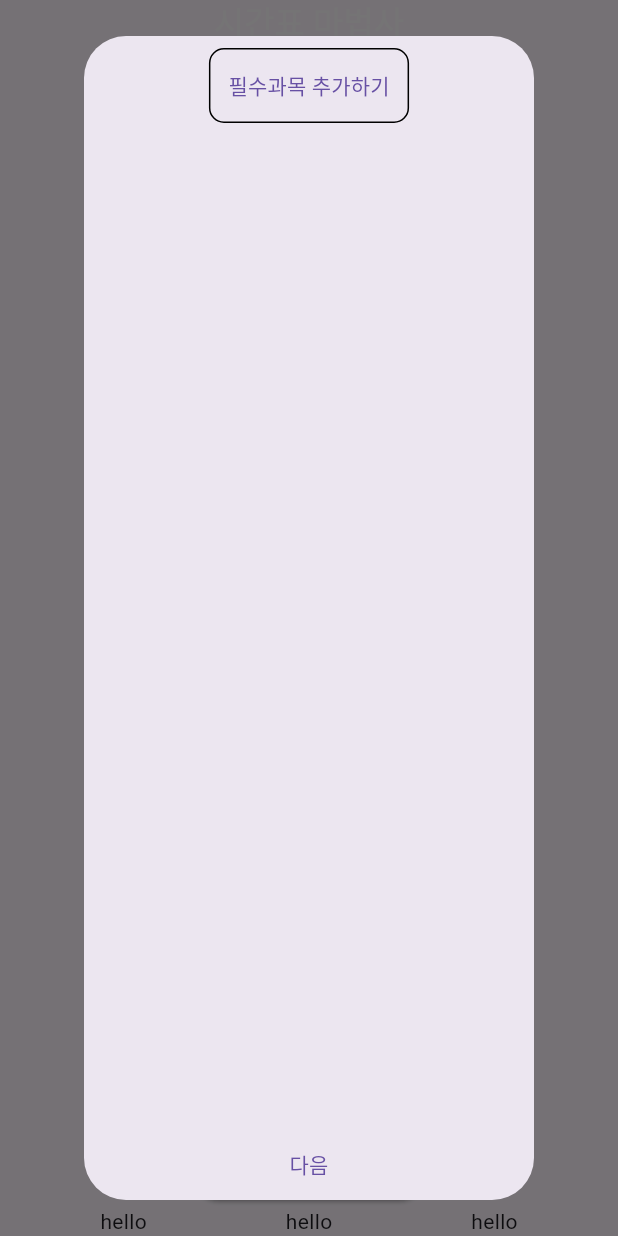
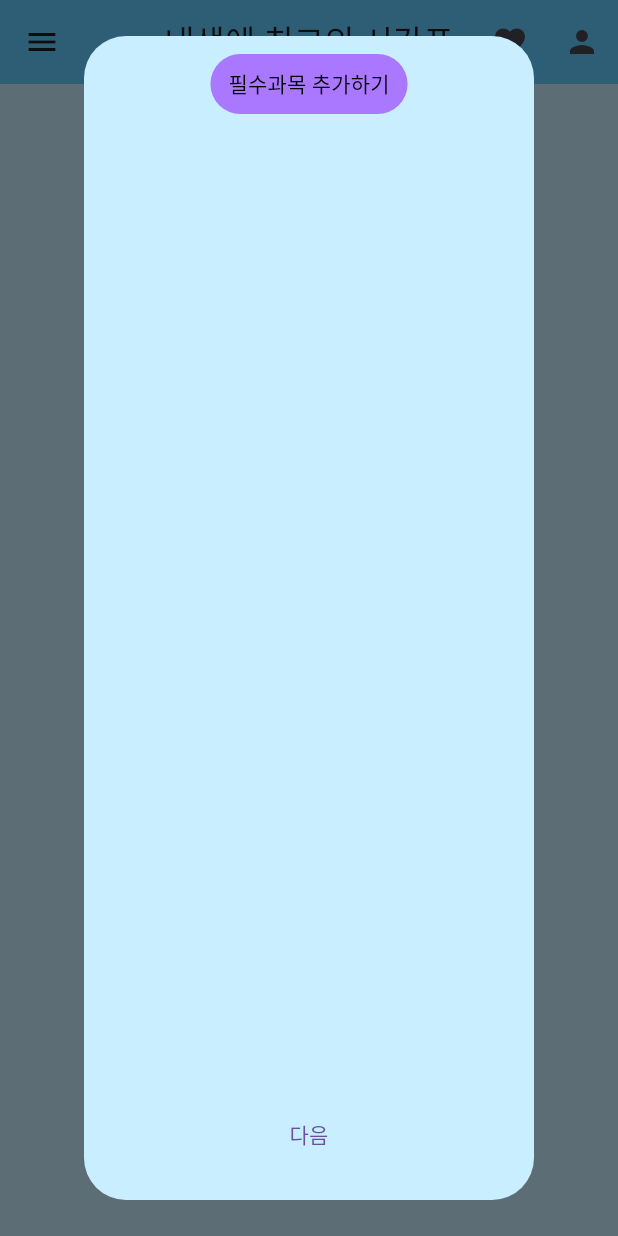
Before and after one commit to gihwan-dev/Scheduling_App, a Flutter app: the screen it shows after launch, after a tap on "가능한 시간표 검색", on a phone screen of 412 x 824 dp. Run offline on Flutter 3.47's test engine with Material 2 defaults, Android fonts, the phone set to English and light mode, and no system bars.

Commit message:
레이아웃 수정중

```diff
--- a/optimizing_schedule/lib/screen/available_schedule.dart
+++ b/optimizing_schedule/lib/screen/available_schedule.dart
@@ -43,6 +43,7 @@ class _Optimizing_SchedultState extends State<Optimizing_Schedult> {
   @override
   Widget build(BuildContext context) {
     return Dialog(
+      backgroundColor: Color.fromRGBO(201, 238, 255, 1),
       child: Container(
         width: 300,
         child: Column(
@@ -52,9 +53,12 @@ class _Optimizing_SchedultState extends State<Optimizing_Schedult> {
               padding: const EdgeInsets.all(8.0),
               child: Container(
                 decoration: BoxDecoration(
-                      border: Border.all(),
-                      borderRadius: BorderRadius.circular(10)),
+                  borderRadius: BorderRadius.circular(10),
+                ),
                 child: TextButton(
+                  style: TextButton.styleFrom(
+                    backgroundColor: Color.fromRGBO(170, 119, 255, 1),
+                  ),
                   onPressed: () {
                     showDialog(
                         context: context,
@@ -63,11 +67,16 @@ class _Optimizing_SchedultState extends State<Optimizing_Schedult> {
                               savedCheckedfuntion: savedCheckedfuntion,
                             ));
                   },
-                    child: Text(checkState == 1
+                  child: Text(
+                    checkState == 1
                         ? '필수과목 추가하기'
                         : (checkState == 2
                             ? '듣고싶은 과목 추가하기'
-                            : '들을 수 있는 과목 추가하기')),
+                            : '들을 수 있는 과목 추가하기'),
+                    style: TextStyle(
+                      color: Colors.black,
+                    ),
+                  ),
                 ),
               ),
             ),
@@ -103,8 +112,7 @@ class _Optimizing_SchedultState extends State<Optimizing_Schedult> {
                           CanSubjectList, [], essentialTotalScore, 0, 0);
                       EssentialSubjectList.forEach((element) {
                         element.time.forEach((element) {
-                            essentialSubjectCheck[element[0]][element[1]] =
-                                false;
+                          essentialSubjectCheck[element[0]][element[1]] = false;
                         });
                       });
                       EssentialSubjectList.clear();
@@ -129,8 +137,12 @@ class _Optimizing_SchedultState extends State<Optimizing_Schedult> {
                 ),
               ),
             ),
+            SizedBox(
+              height: 20,
+            ),
           ],
-          )),
+        ),
+      ),
     );
   }
 
--- a/optimizing_schedule/lib/screen/home_screen.dart
+++ b/optimizing_schedule/lib/screen/home_screen.dart
@@ -26,23 +26,33 @@ class _HomeScreenState extends State<HomeScreen> {
     }
 
     return Scaffold(
-      backgroundColor: Theme.of(context).scaffoldBackgroundColor,
+      appBar: AppBar(
+        backgroundColor: Color.fromRGBO(98, 205, 255, 1),
+        centerTitle: true,
+        title: Text('내생에 최고의 시간표'),
+        actions: [
+          IconButton(onPressed: () {}, icon: Icon(Icons.favorite)),
+          IconButton(onPressed: () {}, icon: Icon(Icons.person)),
+        ],
+      ),
+      backgroundColor: Color.fromRGBO(201, 238, 255, 1),
       drawer: myDrawer(),
       body: Column(
-        mainAxisAlignment: MainAxisAlignment.spaceAround,
+        mainAxisAlignment: MainAxisAlignment.center,
         crossAxisAlignment: CrossAxisAlignment.center,
         children: [
-          Text(
-            '시간표 마법사',
-            style: Theme.of(context).textTheme.titleLarge,
-          ),
           Expanded(
+            flex: 3,
             child: PageView(
               controller: pageController,
               children: [...displaySchdule(updateHomeFunction)],
             ),
           ),
           ElevatedButton(
+            style: ElevatedButton.styleFrom(
+              backgroundColor: Color.fromRGBO(170, 119, 255, 1),
+              shadowColor: Colors.black,
+            ),
             onPressed: () {
               showDialog(
                 context: context,
@@ -50,42 +60,17 @@ class _HomeScreenState extends State<HomeScreen> {
                     Optimizing_Schedult(homeUpdateFunction: updateHomeFunction),
               );
             },
-            child: Text('가능한 시간표 검색'),
+            child: Text(
+              '가능한 시간표 검색',
+              style:
+                  TextStyle(color: Colors.black, fontWeight: FontWeight.w700),
+            ),
           ),
-          Align(
-              alignment: Alignment.bottomCenter, child: bottomNavigationBar()),
+          SizedBox(
+            height: 50,
+          )
         ],
       ),
-    );
-  }
-
-  Row bottomNavigationBar() {
-    return Row(
-      children: [
-        Expanded(
-          flex: 2,
-          child: Container(
-            decoration: BoxDecoration(
-                borderRadius: BorderRadius.only(topLeft: Radius.circular(20)),
-                color: Theme.of(context).bottomSheetTheme.backgroundColor),
-            child: Center(child: Text('hello')),
-          ),
-        ),
-        Expanded(
-          flex: 1,
-          child: Container(
-            child: Center(child: Text('hello')),
-          ),
-        ),
-        Expanded(
-          flex: 2,
-          child: Center(
-            child: Container(
-              child: Text('hello'),
-            ),
-          ),
-        ),
-      ],
     );
   }
 
@@ -117,10 +102,23 @@ class _HomeScreenState extends State<HomeScreen> {
       child: ListView(
         children: [
           UserAccountsDrawerHeader(
-            accountName: Text('rlghks358'),
-            accountEmail: Text('rlghks358@naver.com'),
+            decoration: BoxDecoration(
+              color: Color.fromRGBO(98, 205, 255, 1),
+            ),
+            accountName: Text(
+              'rlghks358',
+              style: TextStyle(
+                color: Colors.black,
+              ),
+            ),
+            accountEmail: Text(
+              'rlghks358@naver.com',
+              style: TextStyle(
+                color: Colors.black,
+              ),
+            ),
             currentAccountPicture: CircleAvatar(
-              backgroundColor: Colors.white,
+              backgroundColor: Colors.black,
             ),
           ),
           ListTile(
```
Also changed, not shown: optimizing_schedule/lib/component/schdule_color.dart (added, +13 -0 lines), optimizing_schedule/lib/component/shedule.dart (+54 -14 lines). Lines whose indentation alone changed are shown as unchanged.
